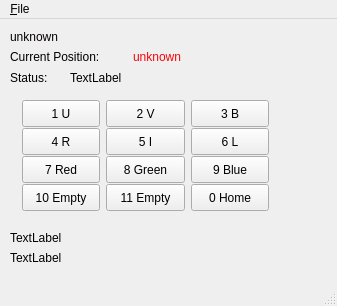
The window that mainwindow.ui (xyficu/flifilterwheelqt) describes before a commit, drawn with Qt 5.
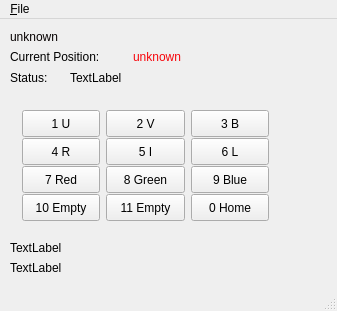
The same window after the commit.

Commit message: add protocol resolve method

Diff of the .ui file:
```diff
--- a/mainwindow.ui
+++ b/mainwindow.ui
@@ -7,7 +7,7 @@
     <x>0</x>
     <y>0</y>
     <width>337</width>
-    <height>306</height>
+    <height>311</height>
    </rect>
   </property>
   <property name="windowTitle">
@@ -18,7 +18,7 @@
     <property name="geometry">
      <rect>
       <x>10</x>
-      <y>210</y>
+      <y>220</y>
       <width>67</width>
       <height>17</height>
      </rect>
@@ -70,7 +70,7 @@
     <property name="geometry">
      <rect>
       <x>10</x>
-      <y>230</y>
+      <y>240</y>
       <width>67</width>
       <height>17</height>
      </rect>
@@ -83,7 +83,7 @@
     <property name="geometry">
      <rect>
       <x>11</x>
-      <y>70</y>
+      <y>80</y>
       <width>269</width>
       <height>128</height>
      </rect>
```
The commit also changes 2 other files.
